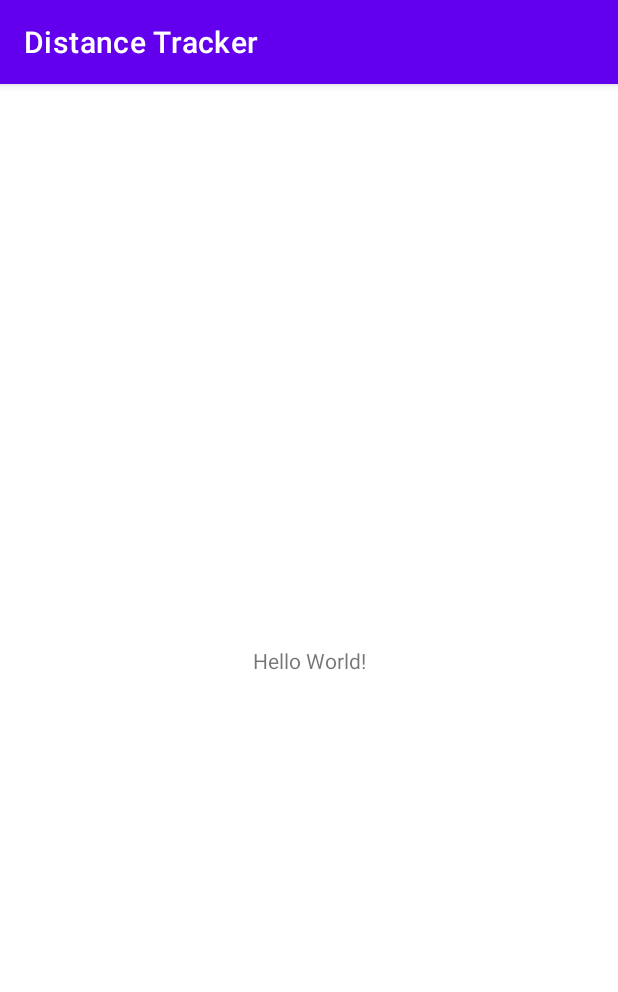
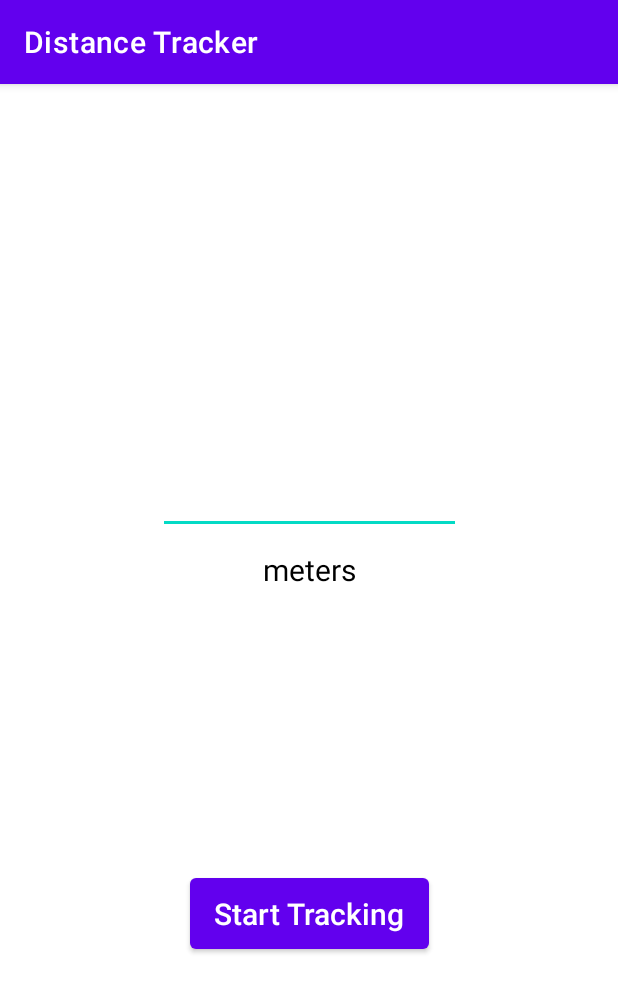
Before and after one commit to gregvansci/distance-tracker, an Android app: the screen it shows after launch (MainActivity), on a phone screen of 412 x 824 dp. Shown: the top 992 px of the screen. Run offline under Robolectric (Android 15) with nearby library versions, the phone set to English and light mode, and no system bars.

Commit message:
Added UI components

```diff
--- a/app/src/main/res/layout/activity_main.xml
+++ b/app/src/main/res/layout/activity_main.xml
@@ -6,13 +6,44 @@
     android:layout_height="match_parent"
     tools:context=".MainActivity">
 
+
+    <EditText
+        android:id="@+id/distanceTravelled"
+        android:layout_width="202dp"
+        android:layout_height="150dp"
+        android:layout_marginTop="150dp"
+        android:ems="10"
+        android:inputType="number"
+        android:textSize="100sp"
+        android:textAlignment="center"
+        app:layout_constraintEnd_toEndOf="parent"
+        app:layout_constraintHorizontal_bias="0.5"
+        app:layout_constraintStart_toStartOf="parent"
+        app:layout_constraintTop_toTopOf="parent" />
+
     <TextView
+        android:id="@+id/units"
         android:layout_width="wrap_content"
         android:layout_height="wrap_content"
-        android:text="Hello World!"
+        android:layout_marginTop="10dp"
+        android:textSize="20sp"
+        android:text="meters"
+        android:textColor="@color/black"
+        app:layout_constraintEnd_toEndOf="parent"
+        app:layout_constraintStart_toStartOf="parent"
+        app:layout_constraintTop_toBottomOf="@+id/distanceTravelled" />
+
+    <Button
+        android:id="@+id/startTracking"
+        android:layout_width="wrap_content"
+        android:layout_height="wrap_content"
+        android:text="Start Tracking"
+        android:textAllCaps="false"
+        android:letterSpacing="0"
+        android:textSize="20dp"
+        android:paddingVertical="10dp"
         app:layout_constraintBottom_toBottomOf="parent"
         app:layout_constraintEnd_toEndOf="parent"
         app:layout_constraintStart_toStartOf="parent"
-        app:layout_constraintTop_toTopOf="parent" />
-
+        app:layout_constraintTop_toBottomOf="@+id/units" />
 </androidx.constraintlayout.widget.ConstraintLayout>
```
